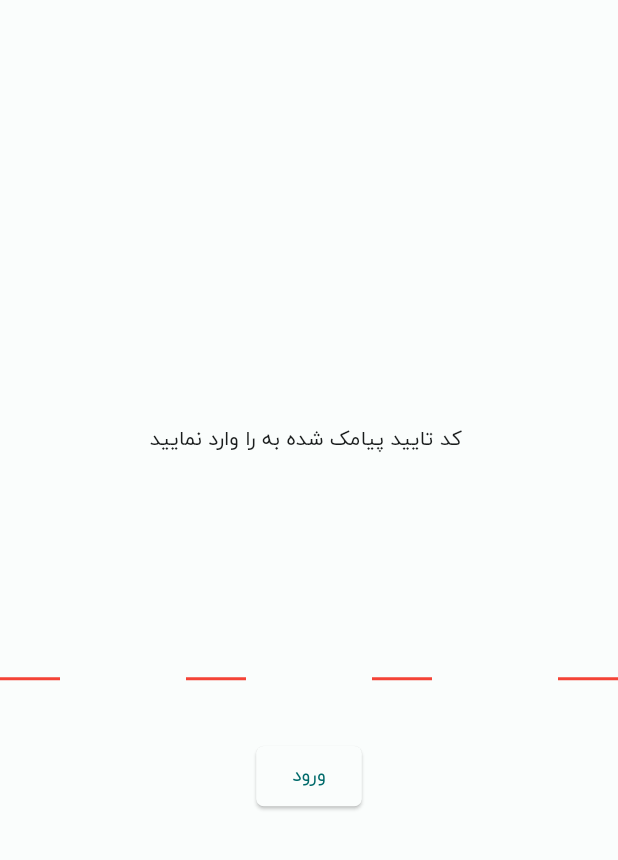
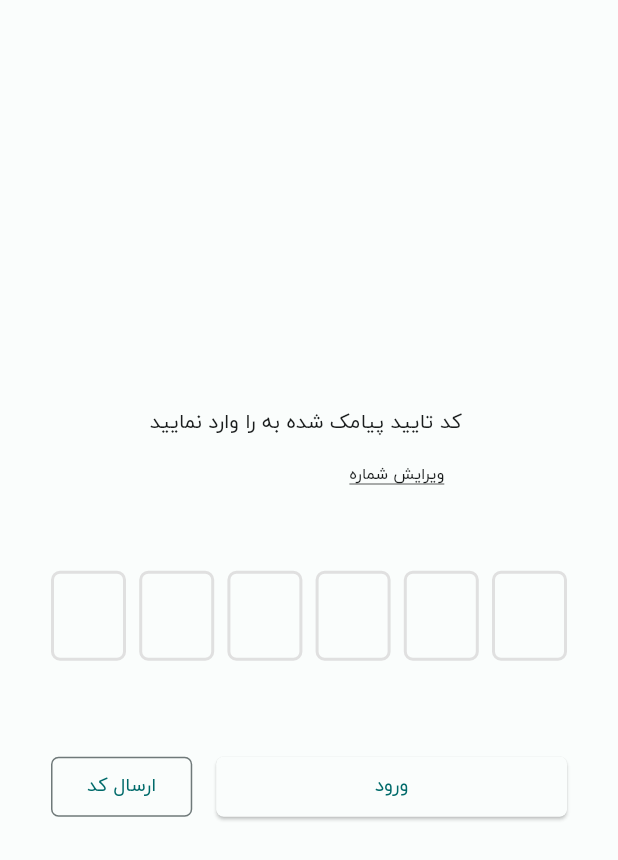
Before and after one commit to raad-raavis-arman/lambda, a Flutter app: the VerifyLoginPage widget shown alone on an empty page, opened directly with empty values, on a phone screen of 412 x 824 dp. Shown: the top 860 px of the screen. Run offline on Flutter 3.47's test engine with Material 3 defaults, Android fonts, the phone set to English and light mode, and no system bars; drawn by our look-alikes of pin_code_fields; our stand-ins replace dartz, dio, equatable, flutter_bloc, get_it, go_router; generated files the repository leaves out were written again.

Commit message:
improve ConfirmLoginPage UI #10, move route builders to page as static method

```diff
--- a/lib/app.dart
+++ b/lib/app.dart
@@ -64,6 +64,8 @@ class _AppRootView extends StatelessWidget {
           ],
           title: flavorConfig.appTitle,
           routerConfig: RouteConfig.router,
+          debugShowCheckedModeBanner:
+              flavorConfig.flavorType == FlavorType.production,
         );
       },
     );
--- a/lib/core/utils/router/route_config.dart
+++ b/lib/core/utils/router/route_config.dart
@@ -1,5 +1,8 @@
 import 'package:go_router/go_router.dart';
 import 'package:landa/core/utils/router/router.dart';
+import 'package:landa/screens/home/home.dart';
+import 'package:landa/screens/login/login.dart';
+import 'package:landa/screens/verify_login/verify_login.dart';
 
 class RouteConfig {
   static final _router = GoRouter(
@@ -8,17 +11,17 @@ class RouteConfig {
       GoRoute(
         path: '/login',
         name: RouteNames.login,
-        pageBuilder: RoutePageBuilders.loginPageBuilder,
+        pageBuilder: LoginPage.routeBuilder,
       ),
       GoRoute(
         path: '/verifyLogin',
         name: RouteNames.verifyLogin,
-        pageBuilder: RoutePageBuilders.verifyLoginPageBuilder,
+        pageBuilder: VerifyLoginPage.routeBuilder,
       ),
       GoRoute(
         path: '/home',
         name: RouteNames.home,
-        pageBuilder: RoutePageBuilders.homePageBuilder,
+        pageBuilder: HomePage.routeBuilder,
       ),
     ],
   );
--- a/lib/core/utils/router/route_page_builders.dart
+++ /dev/null
@@ -1,26 +0,0 @@
-import 'package:go_router/go_router.dart';
-import 'package:landa/screens/home/home.dart';
-import 'package:landa/screens/login/login.dart';
-import 'package:landa/screens/verify_login/verify_login.dart';
-
-class RoutePageBuilders {
-  static GoRouterPageBuilder get loginPageBuilder => (context, state) {
-        return const NoTransitionPage(child: LoginPage());
-      };
-
-  static GoRouterPageBuilder get verifyLoginPageBuilder => (context, state) {
-        final mobileNumber = state.extra as String?;
-        if (mobileNumber == null) {
-          throw Exception('Mobile number must not be null');
-        }
-        return NoTransitionPage(
-          child: VerifyLoginPage(
-            mobileNumber: mobileNumber,
-          ),
-        );
-      };
-
-  static GoRouterPageBuilder get homePageBuilder => (context, state) {
-        return const NoTransitionPage(child: HomePage());
-      };
-}
--- a/lib/core/utils/router/router.dart
+++ b/lib/core/utils/router/router.dart
@@ -1,3 +1,2 @@
 export 'route_config.dart';
 export 'route_names.dart';
-export 'route_page_builders.dart';
--- a/lib/core/utils/theme/constant/constant.dart
+++ b/lib/core/utils/theme/constant/constant.dart
@@ -1,2 +1,3 @@
 export 'color_scheme.dart';
+export 'pin_theme_x.dart';
 export 'text_theme.dart';
--- /dev/null
+++ b/lib/core/utils/theme/constant/pin_theme_x.dart
@@ -0,0 +1,30 @@
+import 'package:flutter/material.dart';
+import 'package:pin_code_fields/pin_code_fields.dart';
+
+final lightPinTheme = PinTheme(
+  shape: PinCodeFieldShape.box,
+  activeColor: Colors.black38,
+  activeFillColor: Colors.white,
+  inactiveColor: Colors.grey[300],
+  inactiveFillColor: Colors.white,
+  selectedFillColor: Colors.white,
+  selectedColor: Colors.black54,
+  borderWidth: 2,
+  borderRadius: BorderRadius.circular(6),
+  fieldHeight: 60,
+  fieldWidth: 50,
+);
+
+final darkPinTheme = PinTheme(
+  shape: PinCodeFieldShape.box,
+  activeColor: Colors.black38,
+  activeFillColor: Colors.white,
+  inactiveColor: Colors.grey[300],
+  inactiveFillColor: Colors.white,
+  selectedFillColor: Colors.white,
+  selectedColor: Colors.black54,
+  borderWidth: 2,
+  borderRadius: BorderRadius.circular(6),
+  fieldHeight: 60,
+  fieldWidth: 50,
+);
--- a/lib/core/utils/theme/light_theme.dart
+++ b/lib/core/utils/theme/light_theme.dart
@@ -26,5 +26,16 @@ class LightTheme {
             ),
           ),
         ),
+        outlinedButtonTheme: OutlinedButtonThemeData(
+          style: ButtonStyle(
+            shape: MaterialStateProperty.all<RoundedRectangleBorder>(
+              const RoundedRectangleBorder(
+                borderRadius: BorderRadius.all(
+                  Radius.circular(5),
+                ),
+              ),
+            ),
+          ),
+        ),
       );
 }
--- a/lib/core/utils/theme/theme.dart
+++ b/lib/core/utils/theme/theme.dart
@@ -1,3 +1,4 @@
 export 'bloc/theme_bloc.dart';
+export 'constant/constant.dart';
 export 'dark_theme.dart';
 export 'light_theme.dart';
--- a/lib/l10n/app_en.arb
+++ b/lib/l10n/app_en.arb
@@ -14,5 +14,7 @@
             }
         }
     },
-    "login": "Login"
+    "login": "Login",
+    "editMobileNumber": "Edit number",
+    "sendCode": "Send code"
 }
--- a/lib/l10n/app_fa.arb
+++ b/lib/l10n/app_fa.arb
@@ -14,5 +14,7 @@
             }
         }
     },
-    "login": "ورود"
+    "login": "ورود",
+    "editMobileNumber": "ویرایش شماره",
+    "sendCode": "ارسال کد"
 }
--- a/lib/screens/home/presentation/page/home_page.dart
+++ b/lib/screens/home/presentation/page/home_page.dart
@@ -1,14 +1,33 @@
 import 'package:flutter/material.dart';
+import 'package:go_router/go_router.dart';
 
 class HomePage extends StatelessWidget {
   const HomePage({super.key});
 
+  static GoRouterPageBuilder get routeBuilder => (context, state) {
+        return const NoTransitionPage(
+          child: HomePage(),
+        );
+      };
+
+  @override
+  Widget build(BuildContext context) {
+    return const _HomeView();
+  }
+}
+
+class _HomeView extends StatefulWidget {
+  const _HomeView({super.key});
+
+  @override
+  State<_HomeView> createState() => _HomeViewState();
+}
+
+class _HomeViewState extends State<_HomeView> {
   @override
   Widget build(BuildContext context) {
     return const Scaffold(
-      body: Center(
-        child: Text('Home Page'),
-      ),
+      body: Center(child: Text('Home')),
     );
   }
 }
--- a/lib/screens/login/presentation/page/login_page.dart
+++ b/lib/screens/login/presentation/page/login_page.dart
@@ -9,6 +9,12 @@ import 'package:landa/screens/login/presentation/bloc/login_bloc.dart';
 
 class LoginPage extends StatelessWidget {
   const LoginPage({super.key});
+
+  static GoRouterPageBuilder get routeBuilder => (context, state) {
+        return const NoTransitionPage(
+          child: LoginPage(),
+        );
+      };
 
   @override
   Widget build(BuildContext context) {
@@ -116,7 +122,6 @@ class _LoginViewState extends State<_LoginView> with MobileNumberValidator {
                         },
                         child: Text(
                           context.l10n.next,
-                          style: Theme.of(context).textTheme.labelLarge,
                         ),
                       ),
                     );
--- a/lib/screens/verify_login/presentation/page/verify_login_page.dart
+++ b/lib/screens/verify_login/presentation/page/verify_login_page.dart
@@ -14,6 +14,45 @@ class VerifyLoginPage extends StatelessWidget {
 
   final String mobileNumber;
 
+  static GoRouterPageBuilder get routeBuilder => (context, state) {
+        final mobileNumber = state.extra as String?;
+        if (mobileNumber == null) {
+          throw Exception('Mobile number must not be null');
+        }
+        return NoTransitionPage(
+          child: VerifyLoginPage(
+            mobileNumber: mobileNumber,
+          ),
+        );
+      };
+
+  @override
+  Widget build(BuildContext context) {
+    return _VerifyLoginView(
+      mobileNumber: mobileNumber,
+    );
+  }
+}
+
+class _VerifyLoginView extends StatefulWidget {
+  const _VerifyLoginView({
+    required this.mobileNumber,
+  });
+
+  final String mobileNumber;
+
+  @override
+  State<_VerifyLoginView> createState() => _VerifyLoginViewState();
+}
+
+class _VerifyLoginViewState extends State<_VerifyLoginView> {
+  final GlobalKey<FormState> formKey = GlobalKey<FormState>();
+
+  @override
+  void initState() {
+    super.initState();
+  }
+
   @override
   Widget build(BuildContext context) {
     final languageCode = context.read<LangBloc>().state.locale.languageCode;
@@ -22,28 +61,69 @@ class VerifyLoginPage extends StatelessWidget {
         child: Column(
           mainAxisAlignment: MainAxisAlignment.center,
           children: [
+            Column(
+              crossAxisAlignment: CrossAxisAlignment.start,
+              children: [
                 Text(
                   context.l10n.otpVerifyTitle(
                     languageCode == 'fa'
-                    ? mobileNumber.replaceEnNumToFa()
-                    : mobileNumber.replaceFaNumToEn(),
+                        ? widget.mobileNumber.replaceEnNumToFa()
+                        : widget.mobileNumber.replaceFaNumToEn(),
                   ),
                 ),
-            const SizedBox(
-              height: 100,
+                MaterialButton(
+                  onPressed: () {
+                    context.pop();
+                  },
+                  child: Text(
+                    context.l10n.editMobileNumber,
+                    style: Theme.of(context).textTheme.labelSmall?.copyWith(
+                          decoration: TextDecoration.underline,
                         ),
-            PinCodeTextField(appContext: context, length: 4),
-            const SizedBox(
-              height: 24,
                   ),
-            ElevatedButton(
+                ),
+              ],
+            ).paddingL(),
+            Directionality(
+              textDirection: TextDirection.ltr,
+              child: Form(
+                key: formKey,
+                child: PinCodeTextField(
+                  appContext: context,
+                  length: 6,
+                  keyboardType: TextInputType.number,
+                  inputFormatters: [
+                    if (languageCode == 'fa')
+                      TextFieldPersianFormatter()
+                    else
+                      TextFieldEnglishFormatter(),
+                  ],
+                  pinTheme: MediaQuery.of(context).platformBrightness ==
+                          Brightness.dark
+                      ? darkPinTheme
+                      : lightPinTheme,
+                ).paddingXL(),
+              ),
+            ),
+            Row(
+              children: [
+                Expanded(
+                  child: ElevatedButton(
                     onPressed: () {
                       context.goNamed(RouteNames.home);
                     },
                     child: Text(context.l10n.login),
                   ),
+                ),
+                const SizedBox().paddingS(),
+                OutlinedButton(
+                  onPressed: () {},
+                  child: Text(context.l10n.sendCode),
+                ),
               ],
-        ),
+            ).paddingXL(),
+          ],
+        ).paddingM(),
       ),
     );
   }
```
Also changed, not shown: pubspec.lock. Lines whose indentation alone changed are shown as unchanged.
